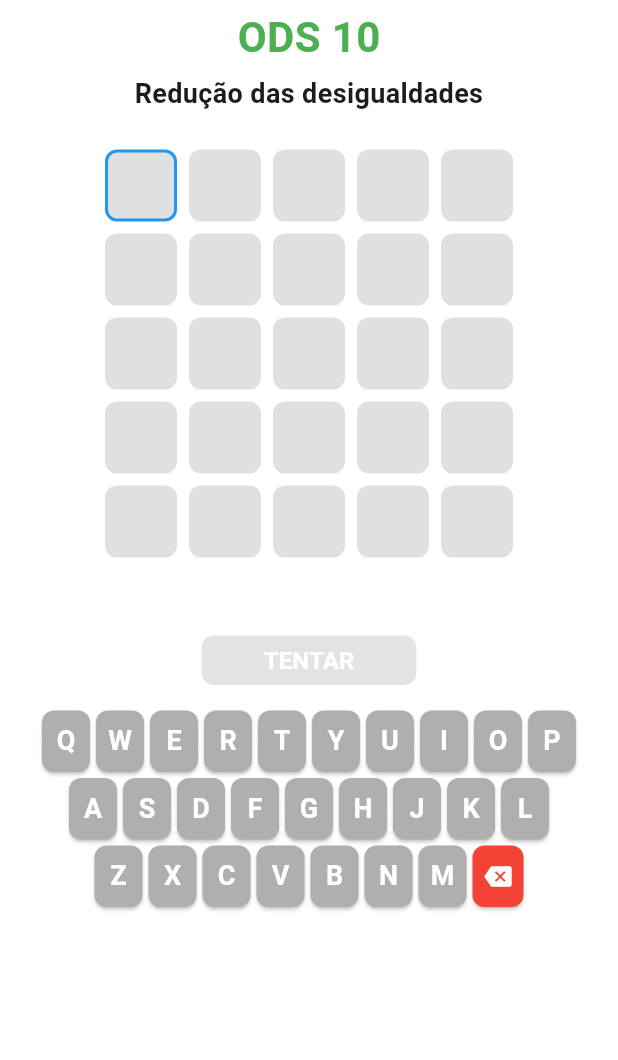
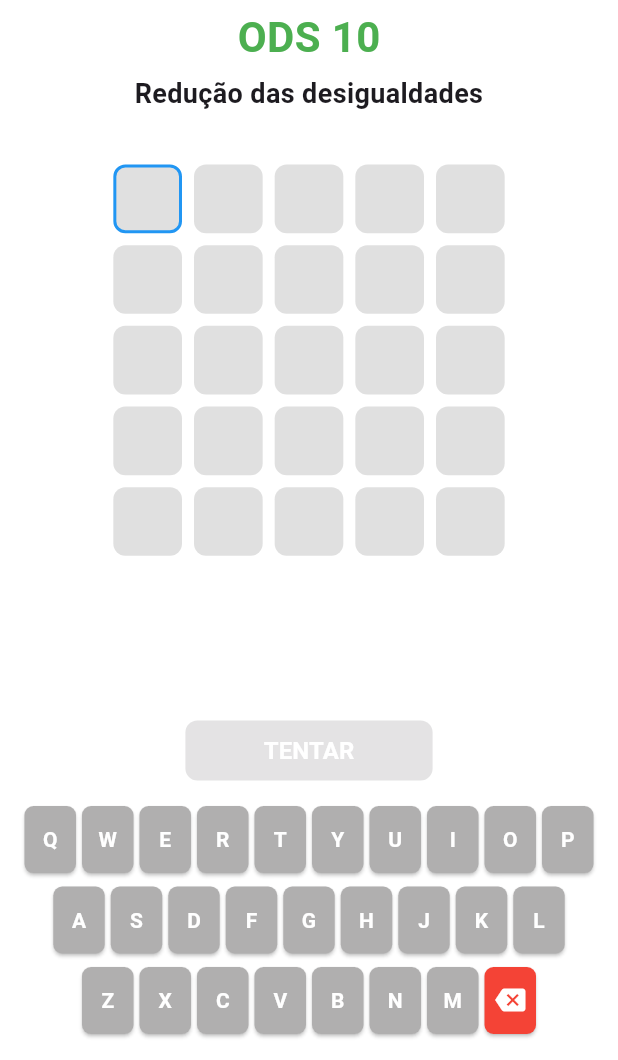
Before and after one commit to clarameira/LETRECO, a Flutter app: the screen it shows after launch, after a tap on "INICIAR", on a phone screen of 412 x 824 dp, the part 176-1236 px from its top. Run offline on Flutter 3.47's test engine with Material 3 defaults, Android fonts, the phone set to English and light mode, and no system bars; our stand-ins replace shared_preferences.

Commit message:
feat: responsividade atualizada

```diff
--- a/lib/home.dart
+++ b/lib/home.dart
@@ -1,6 +1,7 @@
 import 'package:flutter/material.dart';
 import 'package:shared_preferences/shared_preferences.dart';
 import 'tela1.dart';
+import 'package:flutter/services.dart';
 
 class LetrecoHome extends StatelessWidget {
   const LetrecoHome({super.key});
@@ -14,7 +15,15 @@ class LetrecoHome extends StatelessWidget {
 
   @override
   Widget build(BuildContext context) {
-    return Scaffold(
+    SystemChrome.setEnabledSystemUIMode(SystemUiMode.immersiveSticky);
+    final mediaQuery = MediaQuery.of(context);
+    final limitedMediaQuery = mediaQuery.copyWith(
+      textScaleFactor: mediaQuery.textScaleFactor.clamp(1.0, 1.3).toDouble(),
+    );
+
+    return MediaQuery(
+      data: limitedMediaQuery,
+      child: Scaffold(
         backgroundColor: Colors.white,
         body: SafeArea(
           child: Column(
@@ -93,6 +102,7 @@ class LetrecoHome extends StatelessWidget {
             ],
           ),
         ),
+      ),
     );
   }
 
--- a/lib/main.dart
+++ b/lib/main.dart
@@ -1,11 +1,11 @@
 import 'package:flutter/material.dart';
 import 'home.dart';
 import 'services/word_validator.dart';
+import 'package:flutter/services.dart';
 
 void main() async {
   WidgetsFlutterBinding.ensureInitialized();
 
-  // Carrega o banco de palavras antes de iniciar o app
   await WordValidator.loadWordBank();
 
   runApp(const LetrecoApp());
@@ -16,6 +16,7 @@ class LetrecoApp extends StatelessWidget {
 
   @override
   Widget build(BuildContext context) {
+    SystemChrome.setEnabledSystemUIMode(SystemUiMode.immersiveSticky);
     return MaterialApp(
       debugShowCheckedModeBanner: false,
       home: const LetrecoHome(),
--- a/lib/tela1.dart
+++ b/lib/tela1.dart
@@ -1,4 +1,5 @@
 import 'package:flutter/material.dart';
+import 'package:flutter/services.dart';
 import 'package:shared_preferences/shared_preferences.dart';
 import 'services/word_validator.dart';
 
@@ -9,7 +10,7 @@ class TelaBranca extends StatefulWidget {
   State<TelaBranca> createState() => _TelaBrancaState();
 }
 
-class _TelaBrancaState extends State<TelaBranca> {
+class _TelaBrancaState extends State<TelaBranca> with WidgetsBindingObserver {
   final List<Map<String, dynamic>> todosODS = [
     {
       'numero': 1,
@@ -96,7 +97,6 @@ class _TelaBrancaState extends State<TelaBranca> {
       'tema': 'Parcerias e Meios de Implementação',
       'palavras': ["UNIAO", "JUNTO", "GRUPO", "PACTO", "MEIOS"],
     },
-
   ];
 
   late Map<String, dynamic> odsAtual;
@@ -108,11 +108,47 @@ class _TelaBrancaState extends State<TelaBranca> {
   int posicaoSelecionada = 0;
   bool jogoFinalizado = false;
   bool vitoria = false;
+  FocusNode _focusNode = FocusNode();
 
   @override
   void initState() {
     super.initState();
+    WidgetsBinding.instance.addObserver(this);
+    _configurarTelaCheia();
     _carregarJogo();
+    _focusNode = FocusNode();
+    WidgetsBinding.instance.addPostFrameCallback((_) {
+      _focusNode.requestFocus();
+    });
+  }
+
+  @override
+  void dispose() {
+    WidgetsBinding.instance.removeObserver(this);
+    _restaurarUI();
+    _focusNode.dispose();
+    super.dispose();
+  }
+
+  @override
+  void didChangeAppLifecycleState(AppLifecycleState state) {
+    if (state == AppLifecycleState.resumed) {
+      _configurarTelaCheia();
+    }
+  }
+
+  Future<void> _configurarTelaCheia() async {
+    await SystemChrome.setEnabledSystemUIMode(
+      SystemUiMode.immersiveSticky,
+      overlays: [],
+    );
+  }
+
+  Future<void> _restaurarUI() async {
+    await SystemChrome.setEnabledSystemUIMode(
+      SystemUiMode.edgeToEdge,
+      overlays: SystemUiOverlay.values,
+    );
   }
 
   Future<void> _carregarJogo() async {
@@ -156,9 +192,6 @@ class _TelaBrancaState extends State<TelaBranca> {
       estados = List.generate(5, (_) => List.filled(5, 0));
       estadoLetrasTeclado = {};
     });
-
-    // print('Novo jogo - ODS: ${odsAtual['numero']} - ${odsAtual['tema']}');
-    // print('Palavra do dia: $palavraAtual');
   }
 
   Future<void> _carregarEstadoSalvo() async {
@@ -203,14 +236,10 @@ class _TelaBrancaState extends State<TelaBranca> {
       odsAtual = todosODS[indiceODS];
       palavraAtual = palavrasODS[indicePalavra];
     });
-
-    // print('Jogo carregado - ODS: ${odsAtual['numero']} - ${odsAtual['tema']}');
-    // print('Palavra do dia: $palavraAtual');
   }
 
   Future<void> _salvarEstado() async {
     final prefs = await SharedPreferences.getInstance();
-
     await prefs.setBool('jogoFinalizado', jogoFinalizado);
     await prefs.setBool('vitoria', vitoria);
     await prefs.setInt('tentativaAtual', tentativaAtual);
@@ -235,17 +264,36 @@ class _TelaBrancaState extends State<TelaBranca> {
     await _salvarEstado();
   }
 
+  void _selecionarPosicao(int tentativa, int posicao) {
+    if (!jogoFinalizado && tentativa == tentativaAtual) {
+      setState(() {
+        posicaoSelecionada = posicao;
+
+        if (posicaoSelecionada < 4 && tentativas[tentativaAtual][posicaoSelecionada].isNotEmpty) {
+          for (int i = posicaoSelecionada + 1; i < 5; i++) {
+            if (tentativas[tentativaAtual][i].isEmpty) {
+              posicaoSelecionada = i;
+              break;
+            }
+          }
+        }
+      });
+    }
+  }
+
   void _adicionarLetra(String letra) {
     if (jogoFinalizado) return;
+
     setState(() {
       if (letra == '⌫') {
-        if (posicaoSelecionada > 0 || tentativas[tentativaAtual][posicaoSelecionada].isNotEmpty) {
         if (tentativas[tentativaAtual][posicaoSelecionada].isNotEmpty) {
           tentativas[tentativaAtual][posicaoSelecionada] = '';
-          } else {
+          if (posicaoSelecionada > 0) {
+            posicaoSelecionada--;
+          }
+        } else if (posicaoSelecionada > 0) {
           posicaoSelecionada--;
           tentativas[tentativaAtual][posicaoSelecionada] = '';
-          }
         }
       } else if (posicaoSelecionada < 5) {
         tentativas[tentativaAtual][posicaoSelecionada] = letra;
@@ -257,50 +305,86 @@ class _TelaBrancaState extends State<TelaBranca> {
     });
   }
 
+  void _handleKeyEvent(KeyEvent event) {
+    if (event is KeyDownEvent) {
+      final key = event.logicalKey;
+
+      if (key == LogicalKeyboardKey.keyA) _adicionarLetra('A');
+      else if (key == LogicalKeyboardKey.keyB) _adicionarLetra('B');
+      else if (key == LogicalKeyboardKey.keyC) _adicionarLetra('C');
+      else if (key == LogicalKeyboardKey.keyD) _adicionarLetra('D');
+      else if (key == LogicalKeyboardKey.keyE) _adicionarLetra('E');
+      else if (key == LogicalKeyboardKey.keyF) _adicionarLetra('F');
+      else if (key == LogicalKeyboardKey.keyG) _adicionarLetra('G');
+      else if (key == LogicalKeyboardKey.keyH) _adicionarLetra('H');
+      else if (key == LogicalKeyboardKey.keyI) _adicionarLetra('I');
+      else if (key == LogicalKeyboardKey.keyJ) _adicionarLetra('J');
+      else if (key == LogicalKeyboardKey.keyK) _adicionarLetra('K');
+      else if (key == LogicalKeyboardKey.keyL) _adicionarLetra('L');
+      else if (key == LogicalKeyboardKey.keyM) _adicionarLetra('M');
+      else if (key == LogicalKeyboardKey.keyN) _adicionarLetra('N');
+      else if (key == LogicalKeyboardKey.keyO) _adicionarLetra('O');
+      else if (key == LogicalKeyboardKey.keyP) _adicionarLetra('P');
+      else if (key == LogicalKeyboardKey.keyQ) _adicionarLetra('Q');
+      else if (key == LogicalKeyboardKey.keyR) _adicionarLetra('R');
+      else if (key == LogicalKeyboardKey.keyS) _adicionarLetra('S');
+      else if (key == LogicalKeyboardKey.keyT) _adicionarLetra('T');
+      else if (key == LogicalKeyboardKey.keyU) _adicionarLetra('U');
+      else if (key == LogicalKeyboardKey.keyV) _adicionarLetra('V');
+      else if (key == LogicalKeyboardKey.keyW) _adicionarLetra('W');
+      else if (key == LogicalKeyboardKey.keyX) _adicionarLetra('X');
+      else if (key == LogicalKeyboardKey.keyY) _adicionarLetra('Y');
+      else if (key == LogicalKeyboardKey.keyZ) _adicionarLetra('Z');
+      else if (key == LogicalKeyboardKey.backspace || key == LogicalKeyboardKey.delete) {
+        _adicionarLetra('⌫');
+      }
+      else if (key == LogicalKeyboardKey.enter || key == LogicalKeyboardKey.numpadEnter) {
+        if (!jogoFinalizado && tentativas[tentativaAtual].join().length == 5) {
+          _verificarPalavra();
+        }
+      }
+    }
+  }
+
   void _verificarPalavra() async {
     if (tentativas[tentativaAtual].contains('')) return;
 
     String palavraDigitada = tentativas[tentativaAtual].join();
 
-    // VALIDAÇÃO DA PALAVRA - CONVERTE PARA MINÚSCULAS ANTES DE VERIFICAR
     if (!WordValidator.isValidWord(palavraDigitada.toLowerCase())) {
       _mostrarMensagemErro("Palavra não existe!");
       return;
     }
 
     bool acertou = palavraDigitada == palavraAtual;
-
     await _registrarTentativa(acertou);
 
+    List<bool> consumidas = List.filled(5, false);
     List<int> estadoAtual = List.filled(5, 0);
 
     for (int i = 0; i < 5; i++) {
       if (palavraDigitada[i] == palavraAtual[i]) {
         estadoAtual[i] = 2;
+        consumidas[i] = true;
       }
     }
 
     for (int i = 0; i < 5; i++) {
       if (estadoAtual[i] == 2) continue;
 
-      if (palavraAtual.contains(palavraDigitada[i])) {
-        int ocorrencias = palavraAtual.split(palavraDigitada[i]).length - 1;
-        int marcadas = 0;
       for (int j = 0; j < 5; j++) {
-          if (palavraDigitada[j] == palavraDigitada[i] && estadoAtual[j] > 0) {
-            marcadas++;
+        if (!consumidas[j] && palavraDigitada[i] == palavraAtual[j]) {
+          estadoAtual[i] = 1;
+          consumidas[j] = true;
+          break;
         }
       }
 
-        if (marcadas < ocorrencias) {
-          estadoAtual[i] = 1;
-        }
-      } else {
+      if (estadoAtual[i] == 0) {
         estadoAtual[i] = -1;
       }
     }
 
-    // Atualizar estado das letras no teclado
     for (int i = 0; i < 5; i++) {
       final letra = tentativas[tentativaAtual][i];
       if (letra.isNotEmpty) {
@@ -392,15 +476,125 @@ class _TelaBrancaState extends State<TelaBranca> {
     } else if (estado == 1) {
       return Colors.yellow;
     } else if (estado == -1) {
-      return Colors.grey;
+      return Colors.red;
     } else {
       return const Color.fromARGB(255, 176, 175, 175);
     }
   }
 
+  Widget _buildCaixa(double larguraDisponivel, int tentativa, int posicao, bool isTablet) {
+    double tamanhoCaixa = isTablet ? larguraDisponivel / 11 : larguraDisponivel / 9;
+
+    return GestureDetector(
+      onTap: () => _selecionarPosicao(tentativa, posicao),
+      child: Container(
+        margin: const EdgeInsets.all(4),
+        width: tamanhoCaixa,
+        height: tamanhoCaixa,
+        decoration: BoxDecoration(
+          color: _getCorCaixa(tentativa, posicao),
+          borderRadius: BorderRadius.circular(8),
+          border: Border.all(
+            color: tentativa == tentativaAtual &&
+                    posicao == posicaoSelecionada &&
+                    !jogoFinalizado
+                ? Colors.blue
+                : Colors.transparent,
+            width: 2,
+          ),
+        ),
+        alignment: Alignment.center,
+        child: FittedBox(
+          fit: BoxFit.contain,
+          child: Text(
+            tentativas[tentativa][posicao],
+            style: TextStyle(
+              fontWeight: FontWeight.bold,
+              color: estados[tentativa][posicao] == 0
+                  ? Colors.black
+                  : Colors.white,
+            ),
+          ),
+        ),
+      ),
+    );
+  }
+
+  Widget _buildTecla(String letra, double larguraTela, bool isTablet) {
+    double larguraTecla = isTablet ? larguraTela / 13 : larguraTela / 12;
+    double alturaTecla = isTablet ? larguraTecla * 1.2 : larguraTecla * 1.3;
+
+    return Container(
+      margin: const EdgeInsets.all(2),
+      width: larguraTecla,
+      height: alturaTecla,
+      child: ElevatedButton(
+        onPressed: () => _adicionarLetra(letra),
+        style: ElevatedButton.styleFrom(
+          padding: EdgeInsets.zero,
+          backgroundColor: _getCorTeclado(letra),
+          shape: RoundedRectangleBorder(
+            borderRadius: BorderRadius.circular(6),
+          ),
+        ),
+        child: FittedBox(
+          fit: BoxFit.scaleDown,
+          child: Text(
+            letra,
+            style: TextStyle(
+              fontWeight: FontWeight.bold,
+              color: Colors.white,
+              fontSize: isTablet ? 14 : null,
+            ),
+          ),
+        ),
+      ),
+    );
+  }
+
+  Widget _buildTeclaBackspace(double larguraTela, bool isTablet) {
+    double larguraTecla = isTablet ? larguraTela / 13 : larguraTela / 12;
+    double alturaTecla = isTablet ? larguraTecla * 1.2 : larguraTecla * 1.3;
+
+    return Container(
+      margin: const EdgeInsets.all(2),
+      width: larguraTecla,
+      height: alturaTecla,
+      child: ElevatedButton(
+        onPressed: () => _adicionarLetra('⌫'),
+        style: ElevatedButton.styleFrom(
+          padding: EdgeInsets.zero,
+          backgroundColor: Colors.red,
+          shape: RoundedRectangleBorder(
+            borderRadius: BorderRadius.circular(6),
+          ),
+        ),
+        child: Icon(
+          Icons.backspace,
+          color: Colors.white,
+          size: isTablet ? 18 : 20,
+        ),
+      ),
+    );
+  }
+
+  Widget _buildLinhaTeclado(String letras, double larguraTela, bool isTablet) {
+    return Row(
+      mainAxisAlignment: MainAxisAlignment.center,
+      children: letras.split('').map((letra) => _buildTecla(letra, larguraTela, isTablet)).toList(),
+    );
+  }
+
   @override
   Widget build(BuildContext context) {
-    return Scaffold(
+    final mediaQuery = MediaQuery.of(context);
+    final limitedMediaQuery = mediaQuery.copyWith(
+      textScaleFactor: mediaQuery.textScaleFactor.clamp(1.0, 1.3).toDouble(),
+    );
+
+    return MediaQuery(
+      data: limitedMediaQuery,
+      child: Scaffold(
         backgroundColor: Colors.white,
         appBar: AppBar(
           backgroundColor: Colors.white,
@@ -410,8 +604,20 @@ class _TelaBrancaState extends State<TelaBranca> {
             onPressed: () => Navigator.of(context).pop(),
           ),
         ),
-      body: Padding(
-        padding: const EdgeInsets.symmetric(horizontal: 5),
+        body: SafeArea(
+          child: Center(
+            child: LayoutBuilder(
+              builder: (context, constraints) {
+                double larguraTela = constraints.maxWidth;
+                double alturaTela = constraints.maxHeight;
+                bool isTablet = larguraTela > 600;
+                double larguraMaxima = isTablet ? 500 : larguraTela;
+
+                return KeyboardListener(
+                  focusNode: _focusNode,
+                  onKeyEvent: _handleKeyEvent,
+                  child: SizedBox(
+                    width: larguraMaxima,
                     child: Column(
                       children: [
                         const SizedBox(height: 10),
@@ -434,61 +640,45 @@ class _TelaBrancaState extends State<TelaBranca> {
                           ),
                         ),
                         const SizedBox(height: 5),
-            Text(
+                        Padding(
+                          padding: const EdgeInsets.symmetric(horizontal: 20),
+                          child: Text(
                             odsAtual['tema'],
                             style: const TextStyle(
                               fontSize: 18,
                               fontWeight: FontWeight.bold,
                             ),
                             textAlign: TextAlign.center,
+                            maxLines: 2,
+                          ),
                         ),
                         const SizedBox(height: 20),
 
-            Column(
+                        Container(
+                          margin: const EdgeInsets.symmetric(vertical: 10),
+                          child: Column(
                             children: List.generate(5, (tentativa) {
                               return Row(
                                 mainAxisAlignment: MainAxisAlignment.center,
-                  children: List.generate(5, (posicao) {
-                    return Container(
-                      margin: const EdgeInsets.all(4),
-                      width: 48,
-                      height: 48,
-                      decoration: BoxDecoration(
-                        color: _getCorCaixa(tentativa, posicao),
-                        borderRadius: BorderRadius.circular(8),
-                        border: Border.all(
-                          color: tentativa == tentativaAtual &&
-                                 posicao == posicaoSelecionada &&
-                                 !jogoFinalizado
-                              ? Colors.blue
-                              : Colors.transparent,
-                          width: 2,
-                        ),
-                      ),
-                      alignment: Alignment.center,
-                      child: Text(
-                        tentativas[tentativa][posicao],
-                        style: TextStyle(
-                          fontSize: 28,
-                          color: estados[tentativa][posicao] == 0 ? const Color.fromARGB(255, 255, 255, 255) : Colors.white,
-                          fontWeight: FontWeight.bold,
-                        ),
+                                children: List.generate(
+                                  5,
+                                  (posicao) => _buildCaixa(larguraMaxima, tentativa, posicao, isTablet),
                                 ),
                               );
                             }),
-                );
-              }),
+                          ),
                         ),
 
                         const Spacer(),
 
-            Padding(
-              padding: const EdgeInsets.only(bottom: 15),
+                        Container(
+                          margin: const EdgeInsets.only(bottom: 15),
                           child: SizedBox(
-                width: 143,
-                height: 33,
+                            width: larguraMaxima * 0.4,
+                            height: 40,
                             child: ElevatedButton(
-                  onPressed: !jogoFinalizado && tentativas[tentativaAtual].join().length == 5
+                              onPressed: !jogoFinalizado &&
+                                      tentativas[tentativaAtual].join().length == 5
                                   ? _verificarPalavra
                                   : null,
                               style: ElevatedButton.styleFrom(
@@ -509,117 +699,23 @@ class _TelaBrancaState extends State<TelaBranca> {
                           ),
                         ),
 
-            Padding(
-              padding: const EdgeInsets.only(bottom: 100),
+                        Container(
+                          padding: EdgeInsets.only(
+                            bottom: isTablet ? 10 : alturaTela * 0.02,
+                            left: isTablet ? 20 : 0,
+                            right: isTablet ? 20 : 0,
+                          ),
                           child: Column(
                             children: [
-                  Row(
-                    mainAxisAlignment: MainAxisAlignment.center,
-                    children: 'QWERTYUIOP'.split('').map((letra) {
-                      return Container(
-                        margin: const EdgeInsets.all(2),
-                        width: 32,
-                        height: 41,
-                        child: ElevatedButton(
-                          onPressed: () => _adicionarLetra(letra),
-                          style: ElevatedButton.styleFrom(
-                            padding: EdgeInsets.zero,
-                            backgroundColor: _getCorTeclado(letra),
-                            shape: RoundedRectangleBorder(
-                              borderRadius: BorderRadius.circular(8),
-                            ),
-                          ),
-                          child: Text(
-                            letra,
-                            style: TextStyle(
-                              fontSize: 18,
-                              fontWeight: FontWeight.bold,
-                              color: _getCorTeclado(letra) == Colors.grey ? Colors.white : const Color.fromARGB(255, 255, 255, 255),
-                            ),
-                          ),
-                        ),
-                      );
-                    }).toList(),
-                  ),
-
-                  Row(
-                    mainAxisAlignment: MainAxisAlignment.center,
-                    children: 'ASDFGHJKL'.split('').map((letra) {
-                      return Container(
-                        margin: const EdgeInsets.all(2),
-                        width: 32,
-                        height: 41,
-                        child: ElevatedButton(
-                          onPressed: () => _adicionarLetra(letra),
-                          style: ElevatedButton.styleFrom(
-                            padding: EdgeInsets.zero,
-                            backgroundColor: _getCorTeclado(letra),
-                            shape: RoundedRectangleBorder(
-                              borderRadius: BorderRadius.circular(8),
-                            ),
-                          ),
-                          child: Text(
-                            letra,
-                            style: TextStyle(
-                              fontSize: 18,
-                              fontWeight: FontWeight.bold,
-                              color: _getCorTeclado(letra) == Colors.grey ? Colors.white : const Color.fromARGB(255, 255, 255, 255),
-                            ),
-                          ),
-                        ),
-                      );
-                    }).toList(),
-                  ),
-
+                              _buildLinhaTeclado('QWERTYUIOP', larguraMaxima, isTablet),
+                              const SizedBox(height: 5),
+                              _buildLinhaTeclado('ASDFGHJKL', larguraMaxima, isTablet),
+                              const SizedBox(height: 5),
                               Row(
                                 mainAxisAlignment: MainAxisAlignment.center,
                                 children: [
-                      ...'ZXCVBNM'.split('').map((letra) {
-                        return Container(
-                          margin: const EdgeInsets.all(2),
-                          width: 32,
-                          height: 41,
-                          child: ElevatedButton(
-                            onPressed: () => _adicionarLetra(letra),
-                            style: ElevatedButton.styleFrom(
-                              padding: EdgeInsets.zero,
-                              backgroundColor: _getCorTeclado(letra),
-                              shape: RoundedRectangleBorder(
-                                borderRadius: BorderRadius.circular(8),
-                              ),
-                            ),
-                            child: Text(
-                              letra,
-                              style: TextStyle(
-                                fontSize: 18,
-                                fontWeight: FontWeight.bold,
-                                color: _getCorTeclado(letra) == Colors.grey ? Colors.white : const Color.fromARGB(255, 255, 255, 255),
-                              ),
-                            ),
-                          ),
-                        );
-                      }).toList(),
-
-                      Container(
-                        margin: const EdgeInsets.all(2),
-                        width: 34,
-                        height: 41,
-                        child: ElevatedButton(
-                          onPressed: () => _adicionarLetra('⌫'),
-                          style: ElevatedButton.styleFrom(
-                            padding: EdgeInsets.zero,
-                            backgroundColor: Colors.red,
-                            shape: RoundedRectangleBorder(
-                              borderRadius: BorderRadius.circular(8),
-                            ),
-                          ),
-                          child: const Icon(
-                            Icons.backspace,
-                            color: Colors.white,
-                            size: 18,
-                          ),
-                        ),
-                      ),
+                                  ...'ZXCVBNM'.split('').map((letra) => _buildTecla(letra, larguraMaxima, isTablet)),
+                                  _buildTeclaBackspace(larguraMaxima, isTablet),
                                 ],
                               ),
                             ],
@@ -629,5 +725,11 @@ class _TelaBrancaState extends State<TelaBranca> {
                     ),
                   ),
                 );
+              },
+            ),
+          ),
+        ),
+      ),
+    );
   }
 }
```
Also changed, not shown: pubspec.yaml (+6 -4 lines), assets/LogoGamificacaoSplash.png (deleted), assets/LogoGamificacaoSplash2.png (deleted), pubspec.lock, 1 other file. Lines whose indentation alone changed are shown as unchanged.
